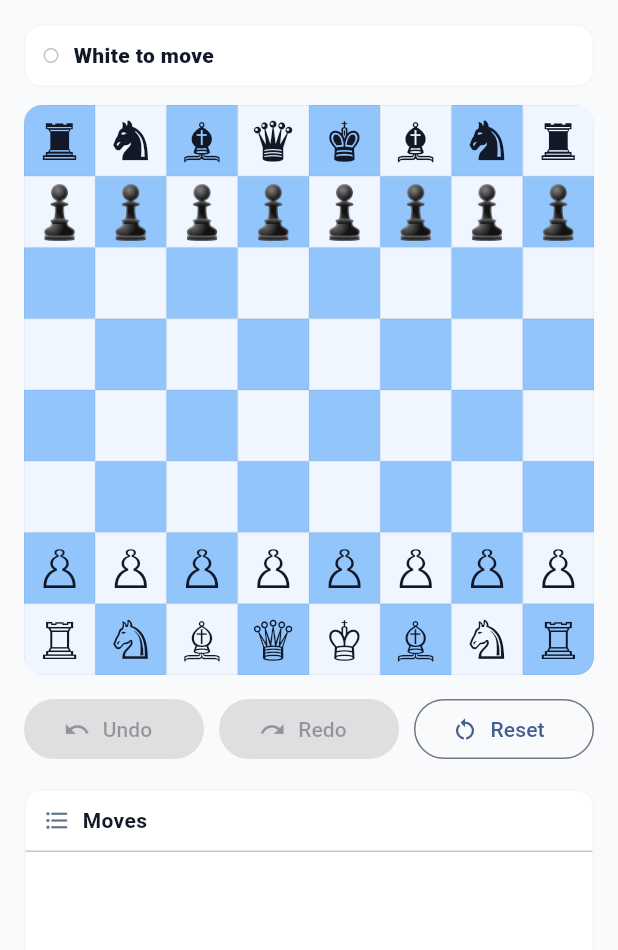
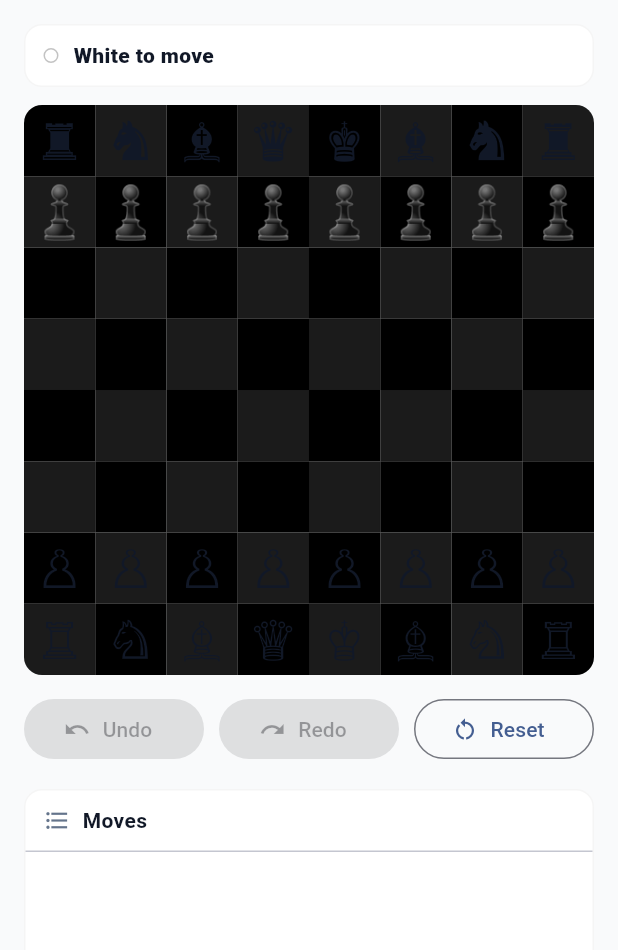
Before and after one commit to KISHORE15404/mobile-chess-companion-329987, a Flutter app: the screen it shows after launch, on a phone screen of 412 x 824 dp, the part 84-1034 px from its top. Run offline on Flutter 3.47's test engine with Material 3 defaults, Android fonts, the phone set to English and light mode, and no system bars; our stand-ins replace shared_preferences.

Commit message:
Checkpoint 7 - cm78622a0e

```diff
--- a/flutter_chess_frontend/lib/app/settings.dart
+++ b/flutter_chess_frontend/lib/app/settings.dart
@@ -72,29 +72,34 @@ class AppColors {
 class BoardThemes {
   const BoardThemes._();
 
+  // Black board theme variants (kept as the existing theme IDs so we don't
+  // break persisted user settings that reference them).
+  //
+  // Note: we still keep two tones so the checker pattern remains readable,
+  // while satisfying the request that the board is "black".
   static const BoardTheme classicBlue = BoardTheme(
     id: 'classic_blue',
-    name: 'Classic Blue',
-    lightSquare: Color(0xFFEFF6FF),
-    darkSquare: Color(0xFF93C5FD),
+    name: 'Black',
+    lightSquare: Color(0xFF1B1B1B),
+    darkSquare: Color(0xFF000000),
     highlight: Color(0x6606B6D4), // success with alpha
     lastMove: Color(0x663B82F6), // primary with alpha
   );
 
   static const BoardTheme green = BoardTheme(
     id: 'green',
-    name: 'Green',
-    lightSquare: Color(0xFFF0FDF4),
-    darkSquare: Color(0xFF86EFAC),
+    name: 'Black (Alt)',
+    lightSquare: Color(0xFF202020),
+    darkSquare: Color(0xFF050505),
     highlight: Color(0x6606B6D4),
     lastMove: Color(0x663B82F6),
   );
 
   static const BoardTheme gray = BoardTheme(
     id: 'gray',
-    name: 'Gray',
-    lightSquare: Color(0xFFF8FAFC),
-    darkSquare: Color(0xFFCBD5E1),
+    name: 'Black (Soft)',
+    lightSquare: Color(0xFF252525),
+    darkSquare: Color(0xFF0D0D0D),
     highlight: Color(0x6606B6D4),
     lastMove: Color(0x663B82F6),
   );
```
Also changed, not shown: 1 other file.
